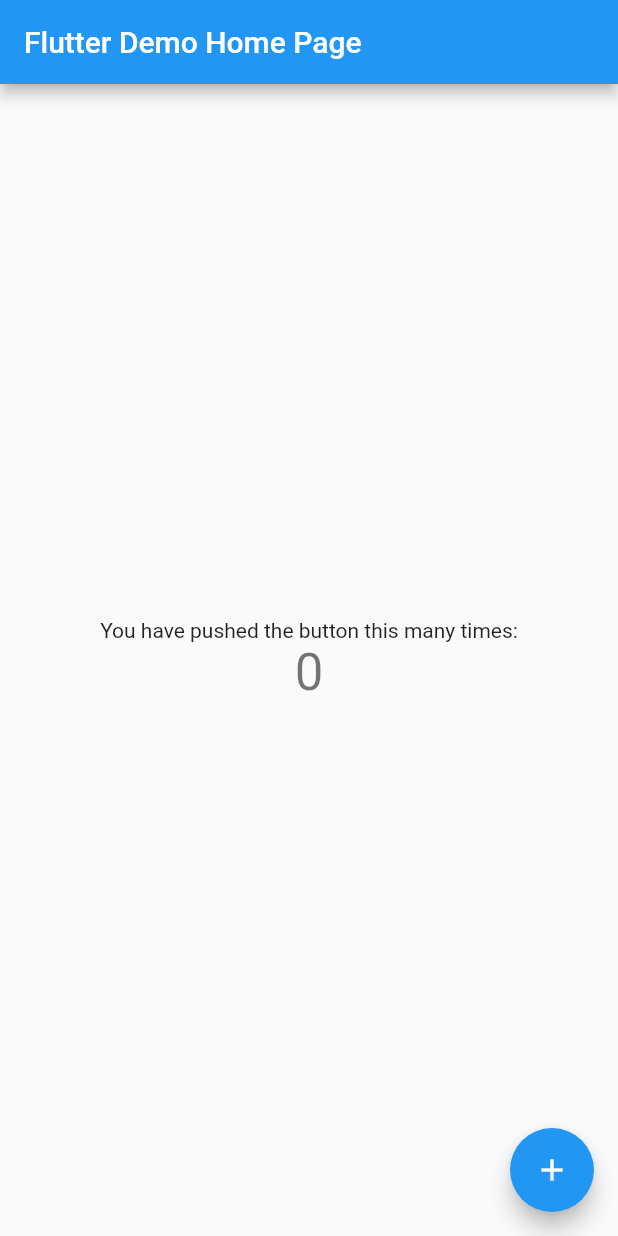
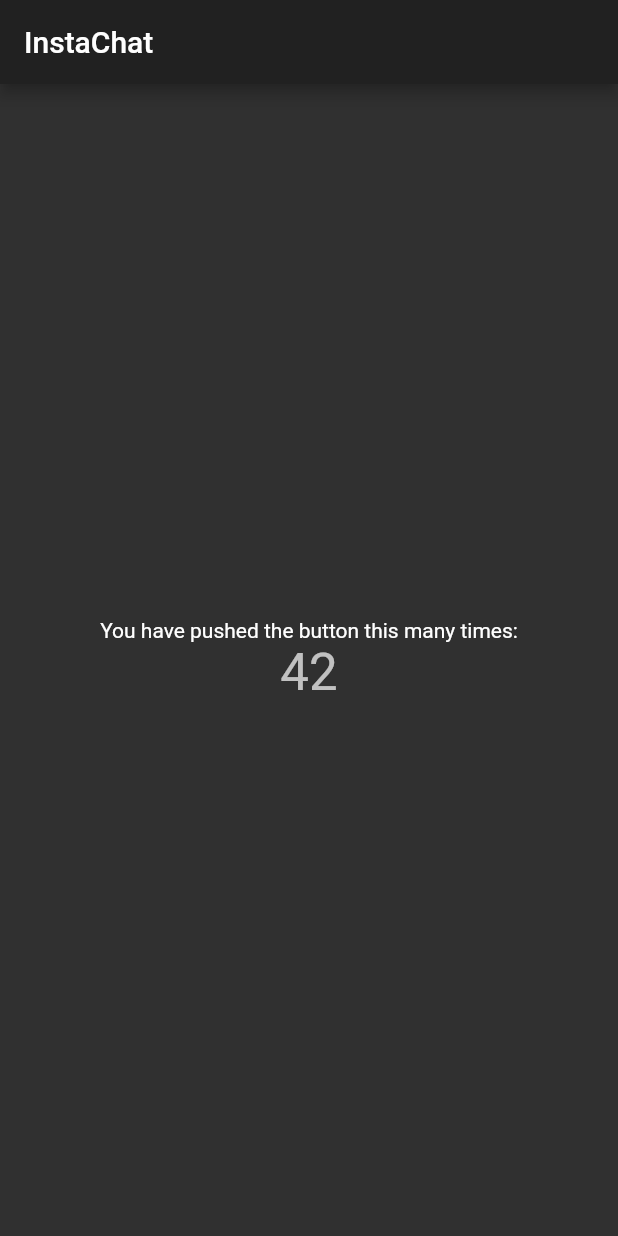
Before and after one commit to tusharsadhwani/instachat, a Flutter app: the screen it shows after launch, on a phone screen of 412 x 824 dp. Run offline on Flutter 3.47's test engine with Material 2 defaults, Android fonts, the phone set to English and light mode, and no system bars.

Commit message:
Update app name

```diff
--- a/lib/main.dart
+++ b/lib/main.dart
@@ -5,43 +5,23 @@ void main() {
 }
 
 class MyApp extends StatelessWidget {
-  // This widget is the root of your application.
   @override
   Widget build(BuildContext context) {
     return MaterialApp(
-      title: 'Flutter Demo',
+      title: 'InstaChat',
       theme: ThemeData(
-        // This is the theme of your application.
-        //
-        // Try running your application with "flutter run". You'll see the
-        // application has a blue toolbar. Then, without quitting the app, try
-        // changing the primarySwatch below to Colors.green and then invoke
-        // "hot reload" (press "r" in the console where you ran "flutter run",
-        // or simply save your changes to "hot reload" in a Flutter IDE).
-        // Notice that the counter didn't reset back to zero; the application
-        // is not restarted.
+        brightness: Brightness.dark,
         primarySwatch: Colors.blue,
-        // This makes the visual density adapt to the platform that you run
-        // the app on. For desktop platforms, the controls will be smaller and
-        // closer together (more dense) than on mobile platforms.
-        visualDensity: VisualDensity.adaptivePlatformDensity,
+        primaryColor: Colors.blue,
+        appBarTheme: AppBarTheme(color: Colors.grey.shade900),
       ),
-      home: MyHomePage(title: 'Flutter Demo Home Page'),
+      home: MyHomePage(title: 'InstaChat'),
     );
   }
 }
 
 class MyHomePage extends StatefulWidget {
   MyHomePage({Key key, this.title}) : super(key: key);
-
-  // This widget is the home page of your application. It is stateful, meaning
-  // that it has a State object (defined below) that contains fields that affect
-  // how it looks.
-
-  // This class is the configuration for the state. It holds the values (in this
-  // case the title) provided by the parent (in this case the App widget) and
-  // used by the build method of the State. Fields in a Widget subclass are
-  // always marked "final".
 
   final String title;
 
@@ -50,68 +30,26 @@ class MyHomePage extends StatefulWidget {
 }
 
 class _MyHomePageState extends State<MyHomePage> {
-  int _counter = 0;
-
-  void _incrementCounter() {
-    setState(() {
-      // This call to setState tells the Flutter framework that something has
-      // changed in this State, which causes it to rerun the build method below
-      // so that the display can reflect the updated values. If we changed
-      // _counter without calling setState(), then the build method would not be
-      // called again, and so nothing would appear to happen.
-      _counter++;
-    });
-  }
-
   @override
   Widget build(BuildContext context) {
-    // This method is rerun every time setState is called, for instance as done
-    // by the _incrementCounter method above.
-    //
-    // The Flutter framework has been optimized to make rerunning build methods
-    // fast, so that you can just rebuild anything that needs updating rather
-    // than having to individually change instances of widgets.
     return Scaffold(
       appBar: AppBar(
-        // Here we take the value from the MyHomePage object that was created by
-        // the App.build method, and use it to set our appbar title.
         title: Text(widget.title),
       ),
       body: Center(
-        // Center is a layout widget. It takes a single child and positions it
-        // in the middle of the parent.
         child: Column(
-          // Column is also a layout widget. It takes a list of children and
-          // arranges them vertically. By default, it sizes itself to fit its
-          // children horizontally, and tries to be as tall as its parent.
-          //
-          // Invoke "debug painting" (press "p" in the console, choose the
-          // "Toggle Debug Paint" action from the Flutter Inspector in Android
-          // Studio, or the "Toggle Debug Paint" command in Visual Studio Code)
-          // to see the wireframe for each widget.
-          //
-          // Column has various properties to control how it sizes itself and
-          // how it positions its children. Here we use mainAxisAlignment to
-          // center the children vertically; the main axis here is the vertical
-          // axis because Columns are vertical (the cross axis would be
-          // horizontal).
           mainAxisAlignment: MainAxisAlignment.center,
           children: <Widget>[
             Text(
               'You have pushed the button this many times:',
             ),
             Text(
-              '$_counter',
+              '42',
               style: Theme.of(context).textTheme.headline4,
             ),
           ],
         ),
       ),
-      floatingActionButton: FloatingActionButton(
-        onPressed: _incrementCounter,
-        tooltip: 'Increment',
-        child: Icon(Icons.add),
-      ), // This trailing comma makes auto-formatting nicer for build methods.
     );
   }
 }
```
Also changed, not shown: 7 other files.
